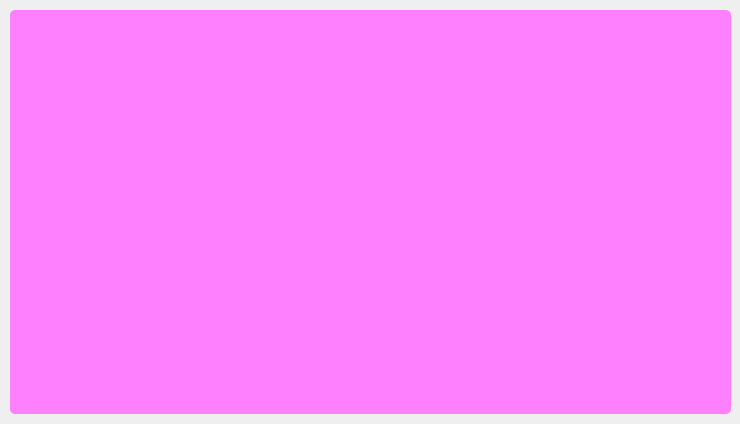
Old version of the form Installer/lib_ui/tianli_widget.ui in the repository WeiXiTianLi/TianLi.Installer.
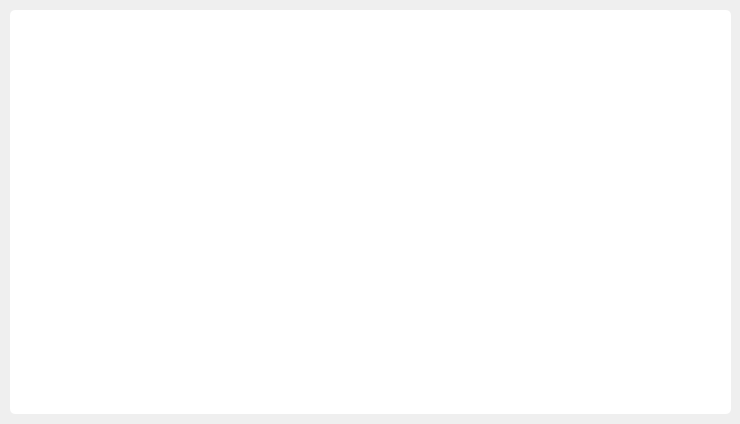
New version of the form. Icons and pictures are not drawn.

```diff
--- a/Installer/lib_ui/tianli_widget.ui
+++ b/Installer/lib_ui/tianli_widget.ui
@@ -108,7 +108,7 @@
                 </rect>
             </property>
             <property name="styleSheet">
-                <string notr="true">background-color:rgb(255, 128, 255);
+                <string notr="true">background-color:rgb(255, 255, 255);
                     border:none;
                     border-radius:5px;
                 </string>
```
